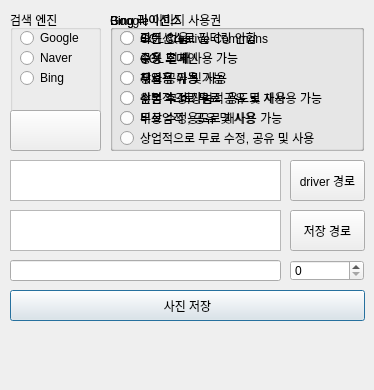
Above: Image_Scrapper.ui from Adrian123K/image-scrapper before the change. Below: the same form after it.
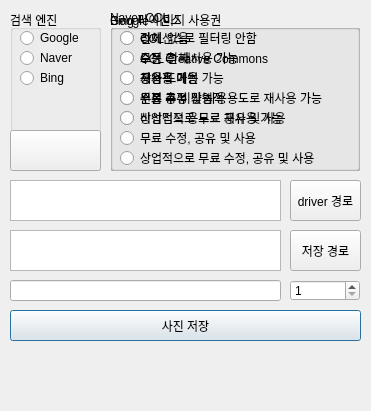
That is the form after the change.

Commit message: fix bing copyright radio

Patch:
```diff
--- a/Image_Scrapper.ui
+++ b/Image_Scrapper.ui
@@ -6,8 +6,8 @@
    <rect>
     <x>0</x>
     <y>0</y>
-    <width>374</width>
-    <height>390</height>
+    <width>371</width>
+    <height>411</height>
    </rect>
   </property>
   <property name="windowTitle">
@@ -17,8 +17,8 @@
    <property name="geometry">
     <rect>
      <x>10</x>
-     <y>290</y>
-     <width>355</width>
+     <y>310</y>
+     <width>351</width>
      <height>31</height>
     </rect>
    </property>
@@ -32,7 +32,7 @@
      <x>10</x>
      <y>10</y>
      <width>91</width>
-     <height>141</height>
+     <height>161</height>
     </rect>
    </property>
    <property name="title">
@@ -81,7 +81,7 @@
     <property name="geometry">
      <rect>
       <x>0</x>
-      <y>100</y>
+      <y>120</y>
       <width>91</width>
       <height>41</height>
      </rect>
@@ -96,8 +96,8 @@
     <rect>
      <x>110</x>
      <y>10</y>
-     <width>254</width>
-     <height>141</height>
+     <width>250</width>
+     <height>161</height>
     </rect>
    </property>
    <property name="title">
@@ -173,8 +173,8 @@
    <property name="geometry">
     <rect>
      <x>290</x>
-     <y>210</y>
-     <width>75</width>
+     <y>230</y>
+     <width>71</width>
      <height>41</height>
     </rect>
    </property>
@@ -182,24 +182,11 @@
     <string>저장 경로</string>
    </property>
   </widget>
-  <widget class="QLabel" name="result">
-   <property name="geometry">
-    <rect>
-     <x>10</x>
-     <y>330</y>
-     <width>351</width>
-     <height>51</height>
-    </rect>
-   </property>
-   <property name="text">
-    <string/>
-   </property>
-  </widget>
   <widget class="QTextBrowser" name="directory_path">
    <property name="geometry">
     <rect>
      <x>10</x>
-     <y>210</y>
+     <y>230</y>
      <width>271</width>
      <height>41</height>
     </rect>
@@ -209,11 +196,14 @@
    <property name="geometry">
     <rect>
      <x>290</x>
-     <y>260</y>
-     <width>74</width>
+     <y>280</y>
+     <width>70</width>
      <height>21</height>
     </rect>
    </property>
+   <property name="minimum">
+    <number>1</number>
+   </property>
    <property name="maximum">
     <number>1000</number>
    </property>
@@ -222,7 +212,7 @@
    <property name="geometry">
     <rect>
      <x>10</x>
-     <y>260</y>
+     <y>280</y>
      <width>271</width>
      <height>21</height>
     </rect>
@@ -232,7 +222,7 @@
    <property name="geometry">
     <rect>
      <x>10</x>
-     <y>160</y>
+     <y>180</y>
      <width>271</width>
      <height>41</height>
     </rect>
@@ -242,8 +232,8 @@
    <property name="geometry">
     <rect>
      <x>290</x>
-     <y>160</y>
-     <width>75</width>
+     <y>180</y>
+     <width>71</width>
      <height>41</height>
     </rect>
    </property>
@@ -256,26 +246,13 @@
     <rect>
      <x>110</x>
      <y>10</y>
-     <width>254</width>
-     <height>141</height>
+     <width>250</width>
+     <height>161</height>
     </rect>
    </property>
    <property name="title">
     <string>Bing 라이선스</string>
    </property>
-   <widget class="QRadioButton" name="bing_0">
-    <property name="geometry">
-     <rect>
-      <x>10</x>
-      <y>20</y>
-      <width>241</width>
-      <height>16</height>
-     </rect>
-    </property>
-    <property name="text">
-     <string>모든 Creative Commons</string>
-    </property>
-   </widget>
    <widget class="QRadioButton" name="bing_1">
     <property name="geometry">
      <rect>
@@ -286,7 +263,7 @@
      </rect>
     </property>
     <property name="text">
-     <string>공용 도메인</string>
+     <string>모든 Creative Commons</string>
     </property>
    </widget>
    <widget class="QRadioButton" name="bing_2">
@@ -299,7 +276,7 @@
      </rect>
     </property>
     <property name="text">
-     <string>무료 공유 및 사용</string>
+     <string>공용 도메인</string>
     </property>
    </widget>
    <widget class="QRadioButton" name="bing_3">
@@ -312,7 +289,7 @@
      </rect>
     </property>
     <property name="text">
-     <string>상업적으로 무료 공유 및 사용</string>
+     <string>무료 공유 및 사용</string>
     </property>
    </widget>
    <widget class="QRadioButton" name="bing_4">
@@ -325,7 +302,7 @@
      </rect>
     </property>
     <property name="text">
-     <string>무료 수정, 공유 및 사용</string>
+     <string>상업적으로 무료 공유 및 사용</string>
     </property>
    </widget>
    <widget class="QRadioButton" name="bing_5">
@@ -338,21 +315,47 @@
      </rect>
     </property>
     <property name="text">
+     <string>무료 수정, 공유 및 사용</string>
+    </property>
+   </widget>
+   <widget class="QRadioButton" name="bing_6">
+    <property name="geometry">
+     <rect>
+      <x>10</x>
+      <y>140</y>
+      <width>241</width>
+      <height>16</height>
+     </rect>
+    </property>
+    <property name="text">
      <string>상업적으로 무료 수정, 공유 및 사용</string>
     </property>
    </widget>
+   <widget class="QRadioButton" name="bing_0">
+    <property name="geometry">
+     <rect>
+      <x>10</x>
+      <y>20</y>
+      <width>241</width>
+      <height>16</height>
+     </rect>
+    </property>
+    <property name="text">
+     <string>전체</string>
+    </property>
+   </widget>
   </widget>
   <widget class="QGroupBox" name="naver_copyright">
    <property name="geometry">
     <rect>
      <x>110</x>
      <y>10</y>
-     <width>254</width>
-     <height>141</height>
+     <width>250</width>
+     <height>161</height>
     </rect>
    </property>
    <property name="title">
-    <string>Bing 라이선스</string>
+    <string>Naver CCL</string>
    </property>
    <widget class="QRadioButton" name="naver_0">
     <property name="geometry">
@@ -407,6 +410,22 @@
     </property>
    </widget>
   </widget>
+  <widget class="QLabel" name="result">
+   <property name="geometry">
+    <rect>
+     <x>10</x>
+     <y>350</y>
+     <width>351</width>
+     <height>51</height>
+    </rect>
+   </property>
+   <property name="text">
+    <string/>
+   </property>
+   <property name="wordWrap">
+    <bool>true</bool>
+   </property>
+  </widget>
  </widget>
  <resources/>
  <connections/>
```
Left out of the diff: 3 changed lines with no effect on the pictures.
